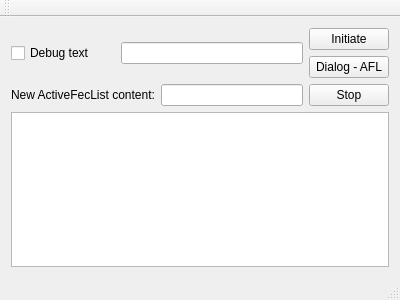
Baldurf/phos_dcs_3, file mainwindow.ui: the form before one commit.
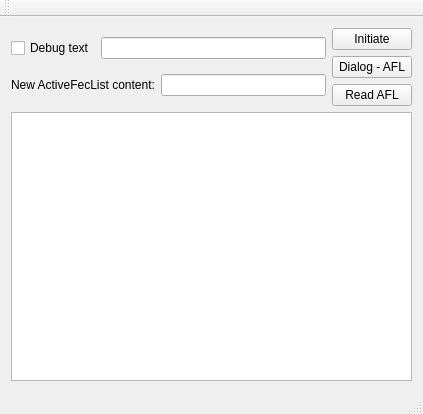
The form after the commit.

Commit message: Test: Added button that attemps to call the read AFL register function. Minor fixes for this to work.

Diff of the .ui file:
```diff
--- a/mainwindow.ui
+++ b/mainwindow.ui
@@ -6,8 +6,8 @@
    <rect>
     <x>0</x>
     <y>0</y>
-    <width>400</width>
-    <height>300</height>
+    <width>423</width>
+    <height>414</height>
    </rect>
   </property>
   <property name="windowTitle">
@@ -28,19 +28,6 @@
             </property>
            </widget>
           </item>
-          <item>
-           <spacer name="verticalSpacer">
-            <property name="orientation">
-             <enum>Qt::Vertical</enum>
-            </property>
-            <property name="sizeHint" stdset="0">
-             <size>
-              <width>20</width>
-              <height>40</height>
-             </size>
-            </property>
-           </spacer>
-          </item>
           <item>
            <widget class="QLineEdit" name="lineEdit"/>
           </item>
@@ -81,7 +68,7 @@
         <item>
          <widget class="QPushButton" name="pushButton_3">
           <property name="text">
-           <string>Stop</string>
+           <string>Read AFL</string>
           </property>
          </widget>
         </item>
```
Left out of the diff: 4 changed lines with no effect on the pictures. The commit also changes 3 other files.
